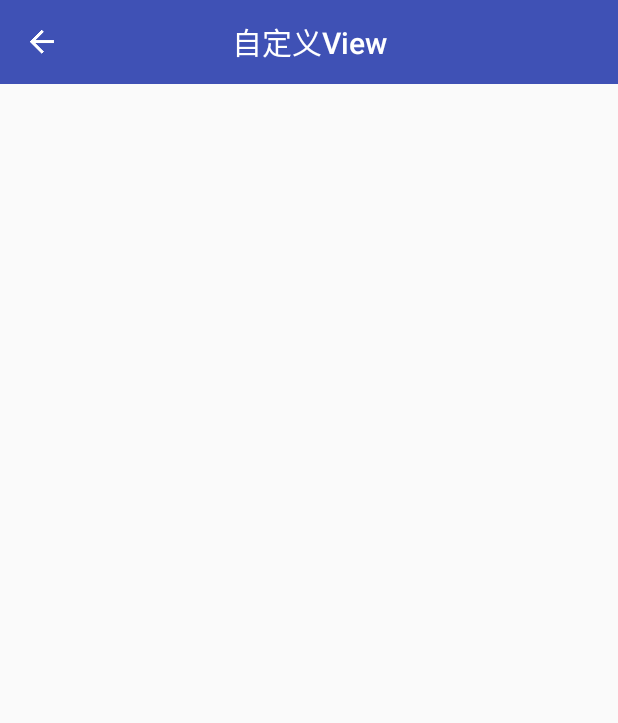
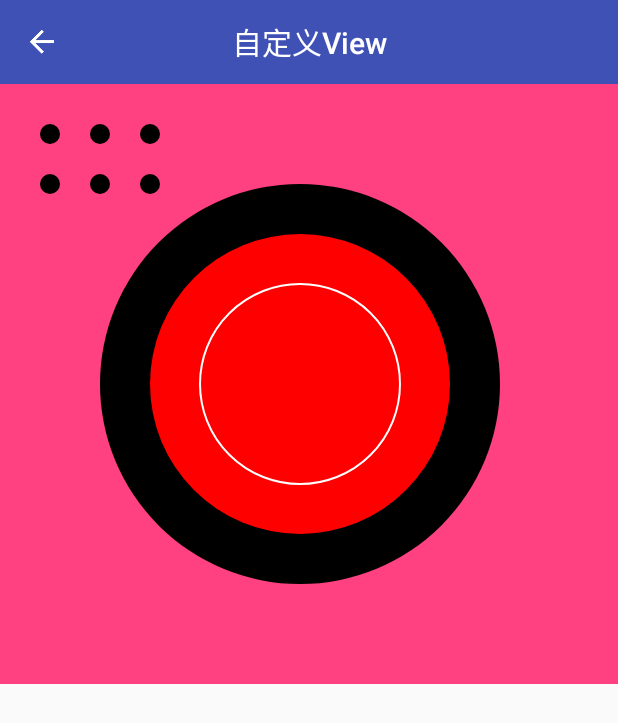
Before and after one commit to RedColinar/CustomAndroid, an Android app: the CustomViewActivity screen opened directly, with no data from a screen before it, on a phone screen of 412 x 824 dp. Shown: the top 723 px of the screen. Run offline under Robolectric (Android 15) with nearby library versions, the phone set to English and light mode, and no system bars; our stand-ins replace ButterKnife, Dagger/Hilt's generated code.

Commit message:
canvas view

```diff
--- a/app/src/main/java/com/example/harry/customandroid/main/fragments/DevelopFragment.java
+++ b/app/src/main/java/com/example/harry/customandroid/main/fragments/DevelopFragment.java
@@ -21,7 +21,7 @@ public class DevelopFragment extends BaseFragment {
         activities.put(R.id.main_develop_timeline, TimelineActivity.class);
         activities.put(R.id.main_develop_dagger, DaggerActivity.class);
         activities.put(R.id.main_develop_custom_view, CustomViewActivity.class);
-        activities.put(R.id.main_develop_circleImage, CircleActivity.class)
+        activities.put(R.id.main_develop_circleImage, CircleActivity.class);
     }
 
     public static DevelopFragment newInstance() {
--- /dev/null
+++ b/app/src/main/java/com/example/harry/customandroid/tabs/develop/customView/CanvasView.java
@@ -0,0 +1,52 @@
+package com.example.harry.customandroid.tabs.develop.customView;
+
+import android.content.Context;
+import android.graphics.Canvas;
+import android.graphics.Color;
+import android.graphics.Paint;
+import android.support.annotation.Nullable;
+import android.support.v7.widget.AppCompatTextView;
+import android.util.AttributeSet;
+
+public class CanvasView extends AppCompatTextView {
+    private Paint paint;
+    public CanvasView(Context context) {
+        this(context, null);
+    }
+
+    public CanvasView(Context context, @Nullable AttributeSet attrs) {
+        this(context, attrs, 0);
+    }
+
+    public CanvasView(Context context, @Nullable AttributeSet attrs, int defStyleAttr) {
+        super(context, attrs, defStyleAttr);
+
+        paint = new Paint();
+        paint.setStrokeWidth(20);
+        paint.setStrokeCap(Paint.Cap.ROUND);
+        paint.setAntiAlias(true);
+    }
+
+    @Override
+    protected void onDraw(Canvas canvas) {
+        super.onDraw(canvas);
+
+        canvas.drawCircle(300, 300, 200, paint);
+
+        paint.setColor(Color.RED);
+        canvas.drawCircle(300, 300, 150, paint);
+
+        paint.setColor(Color.WHITE);
+        paint.setStyle(Paint.Style.STROKE);
+        paint.setStrokeWidth(2);
+        canvas.drawCircle(300, 300, 100, paint);
+
+        paint.setStyle(Paint.Style.FILL);
+        paint.setStrokeWidth(20);
+        paint.setColor(Color.BLACK);
+        float[] points = {50, 50, 50, 100, 100, 50, 100, 100, 150, 50, 150, 100};
+        canvas.drawPoints(points, paint);
+
+
+    }
+}
--- a/app/src/main/res/layout/activity_custom_view.xml
+++ b/app/src/main/res/layout/activity_custom_view.xml
@@ -8,4 +8,23 @@
         android:id="@id/toolbar"
         layout="@layout/custom_toolbar" />
 
+    <ScrollView
+        android:layout_width="match_parent"
+        android:layout_height="match_parent">
+
+        <LinearLayout
+            android:layout_width="match_parent"
+            android:layout_height="wrap_content"
+            android:orientation="vertical">
+
+            <com.example.harry.customandroid.tabs.develop.customView.CanvasView
+                android:layout_width="match_parent"
+                android:layout_height="400dp"
+                android:background="@color/colorAccent"/>
+
+        </LinearLayout>
+
+
+    </ScrollView>
+
 </LinearLayout>
```
